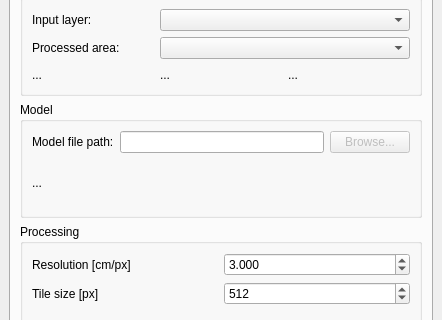
First picture: the form in plugin/deep_segmentation_framework/deep_segmentation_framework_dockwidget_base.ui, repository PUTvision/qgis-plugin-deepness, before the edit; both pictures show x 0 to 442 and y 92 to 412 of the 442 by 723 pixel window.
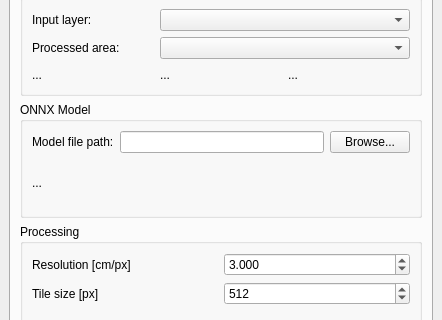
Second picture: the form after the edit.

Commit message: Load model from path - WIP

Diff of the .ui file:
```diff
--- a/plugin/deep_segmentation_framework/deep_segmentation_framework_dockwidget_base.ui
+++ b/plugin/deep_segmentation_framework/deep_segmentation_framework_dockwidget_base.ui
@@ -89,7 +89,7 @@
             <item>
              <widget class="QGroupBox" name="groupBox_3">
               <property name="title">
-               <string>Model</string>
+               <string>ONNX Model</string>
               </property>
               <layout class="QGridLayout" name="gridLayout_4">
                <item row="0" column="0">
@@ -109,7 +109,7 @@
                <item row="0" column="2">
                 <widget class="QPushButton" name="pushButton">
                  <property name="enabled">
-                  <bool>false</bool>
+                  <bool>true</bool>
                  </property>
                  <property name="text">
                   <string>Browse...</string>
```
Left out of the diff: 4 changed lines with no effect on the pictures. The commit also changes 1 other file.
